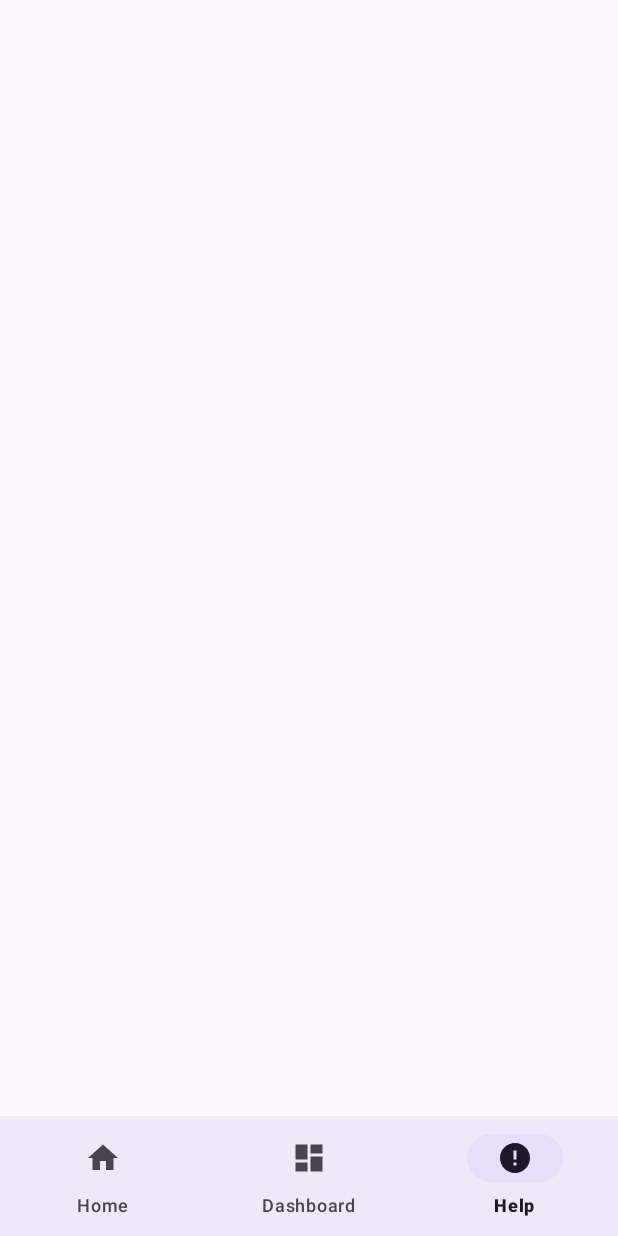
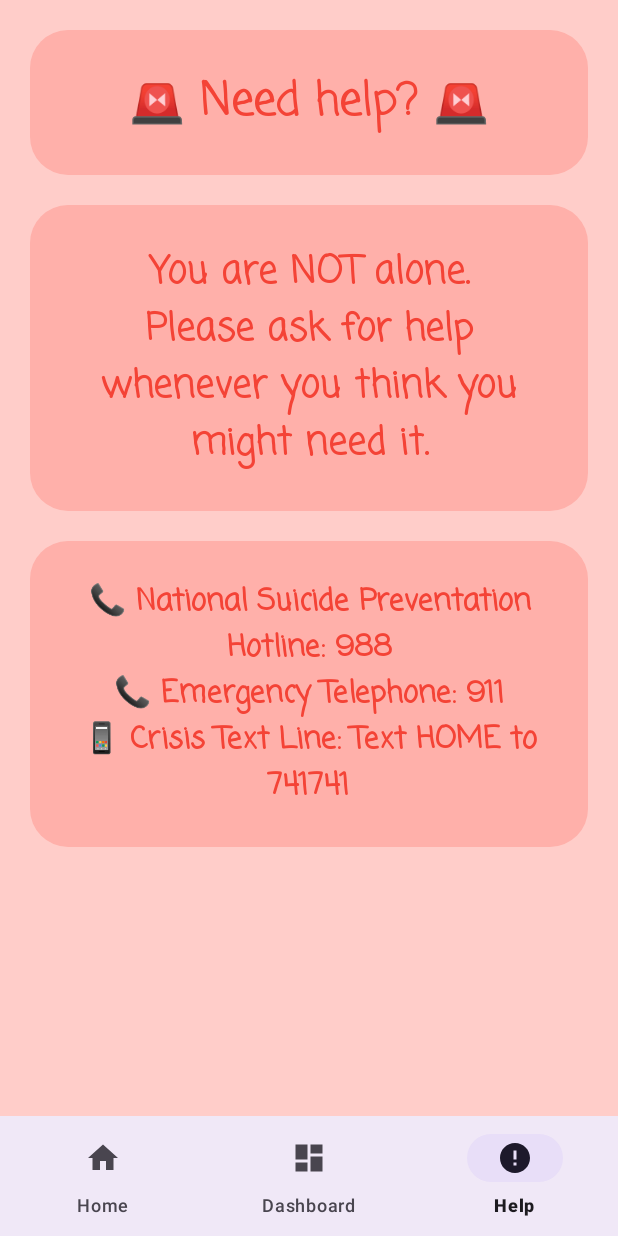
Before and after one commit to LiljaKiiski/my-path, an Android app: the HelpFragment screen opened through its navigation route, on a phone screen of 412 x 824 dp. Run offline under Robolectric (Android 15) with nearby library versions, the phone set to English and light mode, and no system bars; our stand-ins replace navigation-ui.

Commit message:
help activity done. gonna go for a run.

```diff
--- a/app/src/main/AndroidManifest.xml
+++ b/app/src/main/AndroidManifest.xml
@@ -1,6 +1,6 @@
 <?xml version="1.0" encoding="utf-8"?>
 <manifest xmlns:android="http://schemas.android.com/apk/res/android"
-    xmlns:tools="http://schemas.android.com/tools" >
+    xmlns:tools="http://schemas.android.com/tools">
 
     <application
         android:allowBackup="true"
@@ -11,9 +11,9 @@
         android:roundIcon="@mipmap/ic_launcher_round"
         android:supportsRtl="true"
         android:theme="@style/Theme.Codingforchangeapp"
-        tools:targetApi="31" >
+        tools:targetApi="31">
         <activity
-            android:name=".HelpActivity"
+            android:name=".PathActivity"
             android:exported="false" />
         <activity
             android:name=".DiscoverActivity"
@@ -27,7 +27,7 @@
         <activity
             android:name=".MainActivity"
             android:exported="true"
-            android:label="@string/app_name" >
+            android:label="@string/app_name">
             <intent-filter>
                 <action android:name="android.intent.action.MAIN" />
 
--- a/app/src/main/java/lilja/kiiski/codingforchangeapp/HelpActivity.java
+++ b/app/src/main/java/lilja/kiiski/codingforchangeapp/PathActivity.java
@@ -1,13 +1,14 @@
 package lilja.kiiski.codingforchangeapp;
 
 import androidx.appcompat.app.AppCompatActivity;
+
 import android.os.Bundle;
 
-public class HelpActivity extends AppCompatActivity {
+public class PathActivity extends AppCompatActivity {
 
     @Override
     protected void onCreate(Bundle savedInstanceState) {
         super.onCreate(savedInstanceState);
-        setContentView(R.layout.activity_help);
+        setContentView(R.layout.activity_path);
     }
 }
--- a/app/src/main/java/lilja/kiiski/codingforchangeapp/ui/help/HelpFragment.java
+++ b/app/src/main/java/lilja/kiiski/codingforchangeapp/ui/help/HelpFragment.java
@@ -2,65 +2,38 @@ package lilja.kiiski.codingforchangeapp.ui.help;
 
 import android.os.Bundle;
 
+import androidx.annotation.NonNull;
 import androidx.fragment.app.Fragment;
 
 import android.view.LayoutInflater;
 import android.view.View;
 import android.view.ViewGroup;
 
-import lilja.kiiski.codingforchangeapp.R;
+import lilja.kiiski.codingforchangeapp.databinding.FragmentHelpBinding;
 
-/**
- * A simple {@link Fragment} subclass.
- * Use the {@link HelpFragment#newInstance} factory method to
- * create an instance of this fragment.
- */
 public class HelpFragment extends Fragment {
 
-    // TODO: Rename parameter arguments, choose names that match
-    // the fragment initialization parameters, e.g. ARG_ITEM_NUMBER
-    private static final String ARG_PARAM1 = "param1";
-    private static final String ARG_PARAM2 = "param2";
+    private FragmentHelpBinding binding;
+    public View onCreateView(@NonNull LayoutInflater inflater,
+                             ViewGroup container, Bundle savedInstanceState) {
 
-    // TODO: Rename and change types of parameters
-    private String mParam1;
-    private String mParam2;
+        binding = FragmentHelpBinding.inflate(inflater, container, false);
+        View root = binding.getRoot();
 
-    public HelpFragment() {
-        // Required empty public constructor
-    }
 
-    /**
-     * Use this factory method to create a new instance of
-     * this fragment using the provided parameters.
-     *
-     * @param param1 Parameter 1.
-     * @param param2 Parameter 2.
-     * @return A new instance of fragment HelpFragment.
-     */
-    // TODO: Rename and change types and number of parameters
-    public static HelpFragment newInstance(String param1, String param2) {
-        HelpFragment fragment = new HelpFragment();
-        Bundle args = new Bundle();
-        args.putString(ARG_PARAM1, param1);
-        args.putString(ARG_PARAM2, param2);
-        fragment.setArguments(args);
-        return fragment;
+        return root;
     }
 
     @Override
-    public void onCreate(Bundle savedInstanceState) {
-        super.onCreate(savedInstanceState);
-        if (getArguments() != null) {
-            mParam1 = getArguments().getString(ARG_PARAM1);
-            mParam2 = getArguments().getString(ARG_PARAM2);
-        }
+    public void onViewCreated(@NonNull View view, Bundle savedInstanceState) {
+        super.onViewCreated(view, savedInstanceState);
+
     }
 
     @Override
-    public View onCreateView(LayoutInflater inflater, ViewGroup container,
-                             Bundle savedInstanceState) {
-        // Inflate the layout for this fragment
-        return inflater.inflate(R.layout.fragment_help, container, false);
+    public void onDestroyView() {
+        super.onDestroyView();
+        binding = null;
     }
+
 }
--- a/app/src/main/res/layout/activity_help.xml
+++ /dev/null
@@ -1,27 +0,0 @@
-<?xml version="1.0" encoding="utf-8"?>
-<androidx.constraintlayout.widget.ConstraintLayout
-    xmlns:android="http://schemas.android.com/apk/res/android"
-    xmlns:app="http://schemas.android.com/apk/res-auto"
-    xmlns:tools="http://schemas.android.com/tools"
-    android:layout_width="match_parent"
-    android:layout_height="match_parent"
-    android:background="@color/back_red"
-    tools:context=".HelpActivity">
-
-    <TextView
-        android:id="@+id/welcome"
-        android:layout_width="match_parent"
-        android:layout_height="wrap_content"
-        android:layout_margin="20dp"
-        android:background="@drawable/rounded_corner"
-        android:backgroundTint="@color/red_med"
-        android:fontFamily="casual"
-        android:padding="25dp"
-        android:text="🚨 Need help? "
-        android:textColor="@color/red_light"
-        android:textSize="30sp"
-        android:textStyle="bold"
-        app:layout_constraintStart_toStartOf="parent"
-        app:layout_constraintTop_toTopOf="parent" />
-
-  </androidx.constraintlayout.widget.ConstraintLayout>
--- /dev/null
+++ b/app/src/main/res/layout/activity_path.xml
@@ -0,0 +1,9 @@
+<?xml version="1.0" encoding="utf-8"?>
+<androidx.constraintlayout.widget.ConstraintLayout xmlns:android="http://schemas.android.com/apk/res/android"
+    xmlns:app="http://schemas.android.com/apk/res-auto"
+    xmlns:tools="http://schemas.android.com/tools"
+    android:layout_width="match_parent"
+    android:layout_height="match_parent"
+    tools:context=".PathActivity">
+
+</androidx.constraintlayout.widget.ConstraintLayout>
--- a/app/src/main/res/layout/fragment_help.xml
+++ b/app/src/main/res/layout/fragment_help.xml
@@ -1,8 +1,77 @@
 <?xml version="1.0" encoding="utf-8"?>
-<FrameLayout xmlns:android="http://schemas.android.com/apk/res/android"
+<androidx.constraintlayout.widget.ConstraintLayout
+    xmlns:android="http://schemas.android.com/apk/res/android"
+    xmlns:app="http://schemas.android.com/apk/res-auto"
     xmlns:tools="http://schemas.android.com/tools"
     android:layout_width="match_parent"
     android:layout_height="match_parent"
+    android:background="@color/back_red"
     tools:context=".ui.help.HelpFragment">
 
-</FrameLayout>
+    <TextView
+        android:id="@+id/help1"
+        android:layout_width="match_parent"
+        android:layout_height="wrap_content"
+        android:layout_margin="20dp"
+        android:layout_marginStart="20dp"
+        android:layout_marginTop="172dp"
+        android:background="@drawable/rounded_corner"
+        android:backgroundTint="@color/red_med"
+        android:fontFamily="casual"
+        android:padding="25dp"
+        android:text="🚨 Need help? 🚨"
+        android:textAlignment="center"
+        android:textColor="@color/red_light"
+        android:textSize="30sp"
+        android:textStyle="bold"
+        app:layout_constraintStart_toStartOf="parent"
+        app:layout_constraintTop_toTopOf="parent" />
+
+    <TextView
+        android:id="@+id/help2"
+        android:layout_width="match_parent"
+        android:layout_height="wrap_content"
+        android:layout_margin="20dp"
+        android:background="@drawable/rounded_corner"
+        android:backgroundTint="@color/red_med"
+        android:fontFamily="casual"
+        android:padding="25dp"
+        android:text="You are NOT alone.\nPlease ask for help whenever you think you might need it."
+        android:textAlignment="center"
+        android:textColor="@color/red_light"
+        android:textSize="25sp"
+        android:textStyle="bold"
+        app:layout_constraintStart_toStartOf="parent"
+        app:layout_constraintTop_toBottomOf="@+id/help1" />
+
+    <TextView
+        android:id="@+id/help3"
+        android:layout_width="match_parent"
+        android:layout_height="wrap_content"
+        android:layout_margin="20dp"
+        android:background="@drawable/rounded_corner"
+        android:backgroundTint="@color/red_med"
+        android:fontFamily="casual"
+        android:padding="25dp"
+        android:text="📞 National Suicide Preventation Hotline: 988\n📞 Emergency Telephone: 911\n📱 Crisis Text Line: Text HOME to 741741"
+        android:textAlignment="center"
+        android:textColor="@color/red_light"
+        android:textSize="20sp"
+        android:textStyle="bold"
+        app:layout_constraintStart_toStartOf="parent"
+        app:layout_constraintTop_toBottomOf="@+id/help2" />
+
+    <com.airbnb.lottie.LottieAnimationView
+        android:id="@+id/animationView"
+        android:layout_width="150dp"
+        android:layout_height="150dp"
+        android:layout_margin="20dp"
+        app:layout_constraintEnd_toEndOf="parent"
+        app:layout_constraintStart_toStartOf="parent"
+        app:layout_constraintTop_toBottomOf="@+id/help3"
+        app:lottie_autoPlay="true"
+        app:lottie_loop="true"
+        app:lottie_rawRes="@raw/help"
+        app:lottie_url="REPLACE_JSON_URL" />
+
+</androidx.constraintlayout.widget.ConstraintLayout>
--- a/app/src/main/res/values/colors.xml
+++ b/app/src/main/res/values/colors.xml
@@ -15,6 +15,7 @@
     <color name="back_red">#FFCDC9</color>
     <color name="back_purple">#EDE4FF</color>
 
+    <color name="red_btn">#E45F56</color>
     <color name="blue_btn">#F7FDFF</color>
     <color name="blue_btn2">#03A9F4</color>
     <color name="orange_btn">#FFB23E</color>
```
Also changed, not shown: app/src/main/res/raw/help.json (added, +1 -0 lines).
